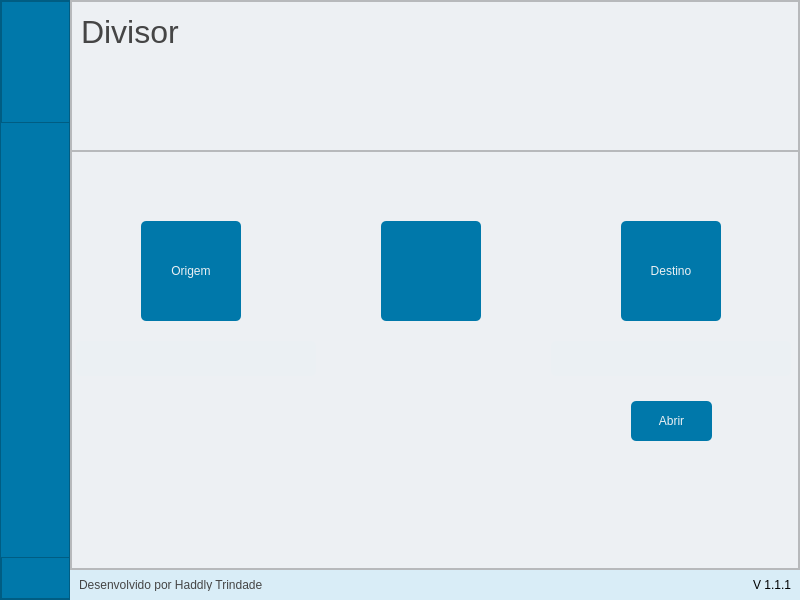
This is ui/ui_cd.ui in hadtrindade/conversor-e-divisor as Qt 5 draws it before an edit. The edited form follows.
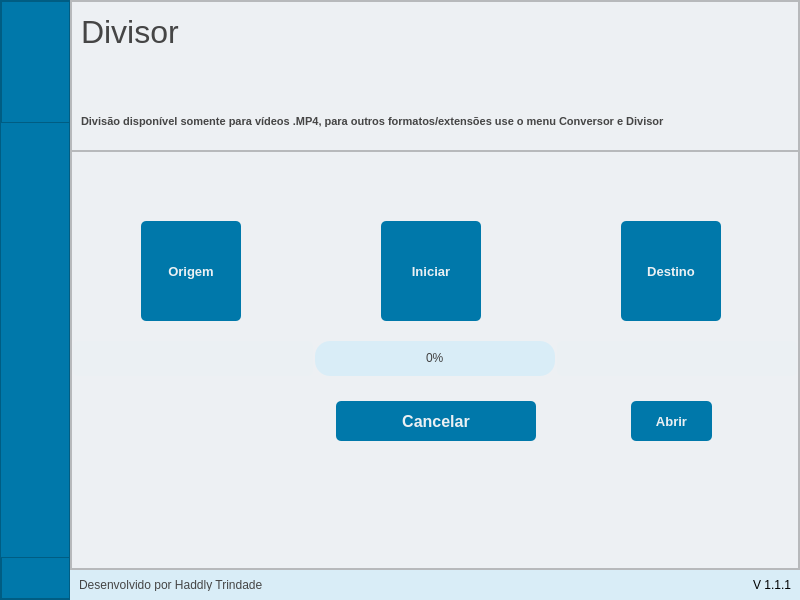
This is the edited form. The open tabs and pages were chosen to show the change. Icons and pictures are not drawn.

Commit message: Feature: Foram adicionados ToolTips para  os buttons e o progress bar para a divisão de arquivos.

```diff
--- a/ui/ui_cd.ui
+++ b/ui/ui_cd.ui
@@ -999,6 +999,30 @@
                    <string>Divisor</string>
                   </property>
                  </widget>
+                 <widget class="QLabel" name="label_2">
+                  <property name="geometry">
+                   <rect>
+                    <x>10</x>
+                    <y>110</y>
+                    <width>711</width>
+                    <height>20</height>
+                   </rect>
+                  </property>
+                  <property name="font">
+                   <font>
+                    <family>Segoe UI</family>
+                    <pointsize>8</pointsize>
+                    <weight>75</weight>
+                    <bold>true</bold>
+                   </font>
+                  </property>
+                  <property name="styleSheet">
+                   <string notr="true">color: rgb(69, 69, 69);</string>
+                  </property>
+                  <property name="text">
+                   <string>Divisão disponível somente para vídeos .MP4, para outros formatos/extensões use o menu Conversor e Divisor</string>
+                  </property>
+                 </widget>
                 </widget>
                </item>
                <item>
@@ -1030,6 +1054,17 @@
                     <height>100</height>
                    </size>
                   </property>
+                  <property name="font">
+                   <font>
+                    <family>Segoe UI</family>
+                    <pointsize>10</pointsize>
+                    <weight>75</weight>
+                    <bold>true</bold>
+                   </font>
+                  </property>
+                  <property name="toolTip">
+                   <string>&lt;html&gt;&lt;head/&gt;&lt;body&gt;&lt;p&gt;&lt;span style=&quot; font-size:10pt; font-weight:600;&quot;&gt;Procurar vídeo para dividir&lt;/span&gt;&lt;/p&gt;&lt;/body&gt;&lt;/html&gt;</string>
+                  </property>
                   <property name="styleSheet">
                    <string notr="true">QPushButton {
 	color:  rgb(235, 240, 243);
@@ -1047,6 +1082,12 @@
 QPushButton:pressed {
 	color: rgb(69, 69, 69);
 	background-color: rgb(217, 237, 247);
+}
+
+QPushButton QToolTip {
+	color: #454545;
+	background-color: #d9edf7;
+	border: 0px solid;
 }</string>
                   </property>
                   <property name="text">
@@ -1066,7 +1107,7 @@
                  <widget class="QLineEdit" name="line_edit_input_file_split">
                   <property name="geometry">
                    <rect>
-                    <x>5</x>
+                    <x>2</x>
                     <y>190</y>
                     <width>240</width>
                     <height>35</height>
@@ -1136,6 +1177,17 @@
                     <height>100</height>
                    </size>
                   </property>
+                  <property name="font">
+                   <font>
+                    <family>Segoe UI</family>
+                    <pointsize>10</pointsize>
+                    <weight>75</weight>
+                    <bold>true</bold>
+                   </font>
+                  </property>
+                  <property name="toolTip">
+                   <string>&lt;html&gt;&lt;head/&gt;&lt;body&gt;&lt;p&gt;&lt;span style=&quot; font-size:10pt; font-weight:600;&quot;&gt;Iniciar Processo.&lt;/span&gt;&lt;/p&gt;&lt;/body&gt;&lt;/html&gt;</string>
+                  </property>
                   <property name="styleSheet">
                    <string notr="true">QPushButton {
 	color:  rgb(235, 240, 243);
@@ -1153,10 +1205,16 @@
 QPushButton:pressed {
 	color: rgb(69, 69, 69);
 	background-color: rgb(217, 237, 247);
+}
+
+QPushButton QToolTip {
+	color: #454545;
+	background-color: #d9edf7;
+	border: 0px solid;
 }</string>
                   </property>
                   <property name="text">
-                   <string/>
+                   <string>Iniciar</string>
                   </property>
                   <property name="icon">
                    <iconset resource="resources_cd.qrc">
@@ -1190,6 +1248,17 @@
                     <height>100</height>
                    </size>
                   </property>
+                  <property name="font">
+                   <font>
+                    <family>Segoe UI</family>
+                    <pointsize>10</pointsize>
+                    <weight>75</weight>
+                    <bold>true</bold>
+                   </font>
+                  </property>
+                  <property name="toolTip">
+                   <string>&lt;html&gt;&lt;head/&gt;&lt;body&gt;&lt;p&gt;&lt;span style=&quot; font-size:10pt; font-weight:600;&quot;&gt;Local de Destino do Vídeo&lt;/span&gt;&lt;/p&gt;&lt;/body&gt;&lt;/html&gt;</string>
+                  </property>
                   <property name="styleSheet">
                    <string notr="true">QPushButton {
 	color:  rgb(235, 240, 243);
@@ -1207,6 +1276,12 @@
 QPushButton:pressed {
 	color: rgb(69, 69, 69);
 	background-color: rgb(217, 237, 247);
+}
+
+QPushButton QToolTip {
+	color: #454545;
+	background-color: #d9edf7;
+	border: 0px solid;
 }</string>
                   </property>
                   <property name="text">
@@ -1226,7 +1301,7 @@
                  <widget class="QLineEdit" name="line_edit_output_file_split">
                   <property name="geometry">
                    <rect>
-                    <x>480</x>
+                    <x>486</x>
                     <y>190</y>
                     <width>240</width>
                     <height>35</height>
@@ -1296,6 +1371,17 @@
                     <height>40</height>
                    </size>
                   </property>
+                  <property name="font">
+                   <font>
+                    <family>Segoe UI</family>
+                    <pointsize>10</pointsize>
+                    <weight>75</weight>
+                    <bold>true</bold>
+                   </font>
+                  </property>
+                  <property name="toolTip">
+                   <string>&lt;html&gt;&lt;head/&gt;&lt;body&gt;&lt;p&gt;&lt;span style=&quot; font-size:10pt; font-weight:600;&quot;&gt;Abrir local do vídeo dividido.&lt;/span&gt;&lt;/p&gt;&lt;/body&gt;&lt;/html&gt;</string>
+                  </property>
                   <property name="styleSheet">
                    <string notr="true">QPushButton {
 	color:  rgb(235, 240, 243);
@@ -1313,6 +1399,12 @@
 QPushButton:pressed {
 	color: rgb(69, 69, 69);
 	background-color: rgb(217, 237, 247);
+}
+
+QPushButton QToolTip {
+	color: #454545;
+	background-color: #d9edf7;
+	border: 0px solid;
 }</string>
                   </property>
                   <property name="text">
@@ -1329,6 +1421,113 @@
                    </size>
                   </property>
                  </widget>
+                 <widget class="QProgressBar" name="progress_bar_split">
+                  <property name="geometry">
+                   <rect>
+                    <x>244</x>
+                    <y>190</y>
+                    <width>240</width>
+                    <height>35</height>
+                   </rect>
+                  </property>
+                  <property name="maximumSize">
+                   <size>
+                    <width>240</width>
+                    <height>35</height>
+                   </size>
+                  </property>
+                  <property name="styleSheet">
+                   <string notr="true">QProgressBar {
+	color:  rgb(65, 65,65);
+	border: 0px solid;
+	border-radius: 15px;
+	border-style: none;
+	background-position: center;
+	text-align: center;
+	background-color: rgb(217, 237,247);
+}
+
+QProgressBar::chunk {
+	background-color: rgb(0, 120, 170);
+	border-radius: 5px;
+}
+</string>
+                  </property>
+                  <property name="value">
+                   <number>0</number>
+                  </property>
+                 </widget>
+                 <widget class="QPushButton" name="button_stop_split">
+                  <property name="geometry">
+                   <rect>
+                    <x>265</x>
+                    <y>250</y>
+                    <width>200</width>
+                    <height>40</height>
+                   </rect>
+                  </property>
+                  <property name="minimumSize">
+                   <size>
+                    <width>200</width>
+                    <height>40</height>
+                   </size>
+                  </property>
+                  <property name="maximumSize">
+                   <size>
+                    <width>200</width>
+                    <height>40</height>
+                   </size>
+                  </property>
+                  <property name="font">
+                   <font>
+                    <family>Segoe UI</family>
+                    <pointsize>12</pointsize>
+                    <weight>75</weight>
+                    <bold>true</bold>
+                   </font>
+                  </property>
+                  <property name="toolTip">
+                   <string>&lt;html&gt;&lt;head/&gt;&lt;body&gt;&lt;p&gt;&lt;span style=&quot; font-size:10pt; font-weight:600;&quot;&gt;Cancelar Divisão.&lt;/span&gt;&lt;/p&gt;&lt;/body&gt;&lt;/html&gt;</string>
+                  </property>
+                  <property name="styleSheet">
+                   <string notr="true">QPushButton {
+	color:  rgb(235, 240, 243);
+	border: 0px solid;
+	border-radius: 5px;
+	background-position: center;
+	background-color: rgb(0, 120, 170);
+}
+
+QPushButton:hover {
+	border: 2px solid  rgb(235, 240, 243);
+	background-color: rgb(0, 130,180 );
+}
+
+QPushButton:pressed {
+	color: rgb(69, 69, 69);
+	background-color: rgb(217, 237, 247);
+}
+
+QPushButton QToolTip {
+	color: #454545;
+	background-color: #d9edf7;
+	border: 0px solid;
+}</string>
+                  </property>
+                  <property name="text">
+                   <string>Cancelar</string>
+                  </property>
+                  <property name="icon">
+                   <iconset resource="resources_cd.qrc">
+                    <normaloff>:/button_stop/cil-media-stop.png</normaloff>:/button_stop/cil-media-stop.png</iconset>
+                  </property>
+                  <property name="iconSize">
+                   <size>
+                    <width>40</width>
+                    <height>50</height>
+                   </size>
+                  </property>
+                 </widget>
                 </widget>
                </item>
               </layout>
```
Left out of the diff: 157 changed lines with no effect on the pictures. The commit also changes 8 other files.
